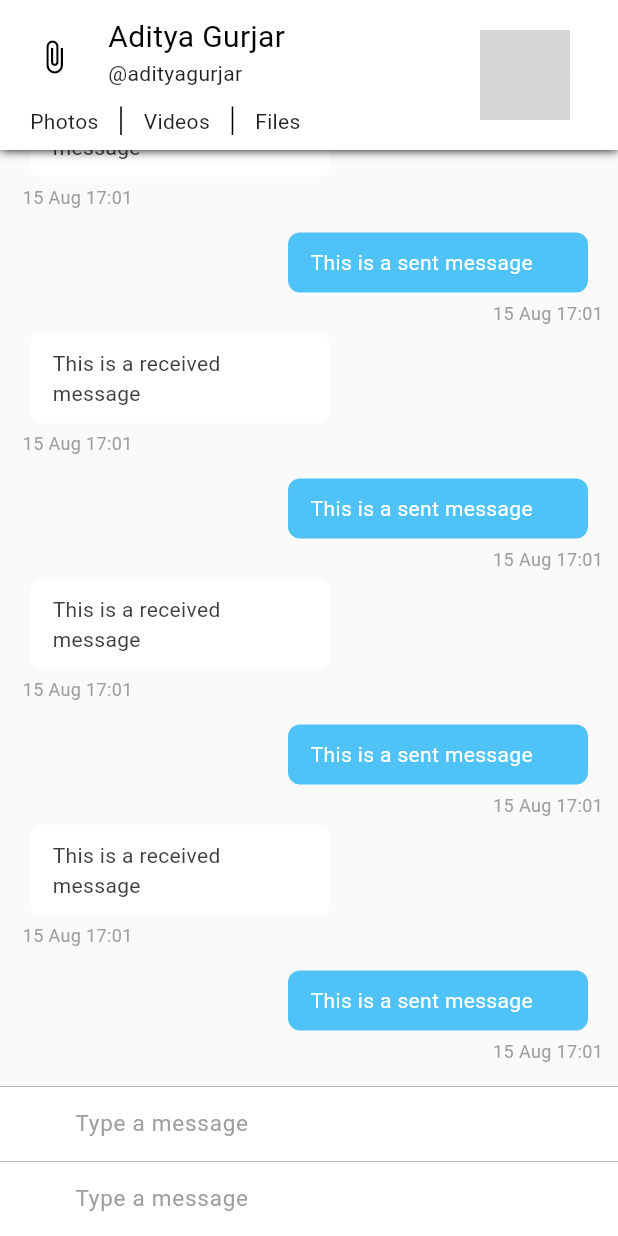
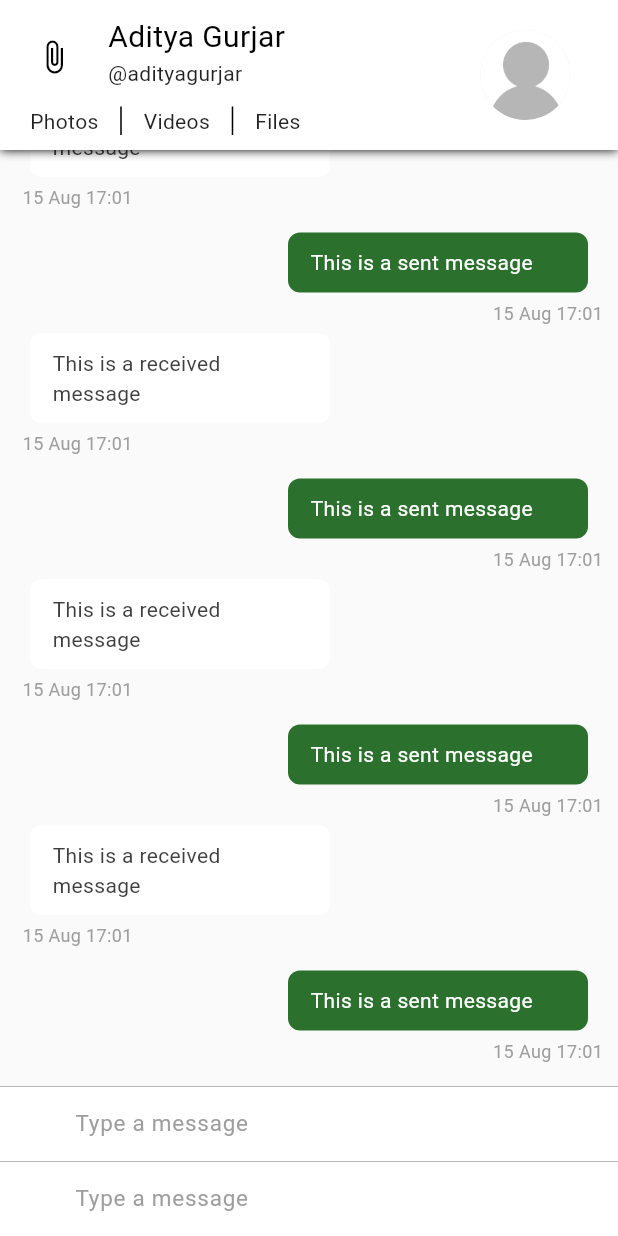
Before and after one commit to Giorgos-Gk/farm_link, a Flutter app: the screen it shows after launch, after a tap on "Sign In with Google", after a tap on the "done" icon, on a phone screen of 412 x 824 dp. Run offline on Flutter 3.47's test engine with Material 3 defaults, Android fonts, the phone set to English and light mode, and no system bars; our stand-ins replace cloud_firestore, numberpicker; missing offline and left inert: rubber; accounts and stored records are empty; grey boxes are pictures that could not be loaded.

Commit message:
Minor fixes

```diff
--- a/lib/config/assets.dart
+++ b/lib/config/assets.dart
@@ -1,8 +1,7 @@
 class Assets {
   static const String user = 'assets/user.png';
-  static String appIcon = 'assets/launcher/ic_launcher.png';
-  static String appIconFg = 'assets/launcher/ic_foreground.png';
-  static String appIconBg = 'assets/launcher/ic_background.png';
+  static String appIcon = 'assets/logo.png';
+  static String appIconBg = 'assets/background.jpg';
   static String googleButton = 'assets/google.png';
   static const String social = 'assets/social.png';
   static const String placeholder = 'assets/placeholder.png';
--- a/lib/config/pallete.dart
+++ b/lib/config/pallete.dart
@@ -2,16 +2,16 @@ import 'package:flutter/material.dart';
 
 class Palette {
   static Color primaryColor = Colors.white;
-  static const Color accentColor = Color(0xff4fc3f7);
+  static const Color accentColor = Color(0xff4caf50);
   static Color gradientStartColor = accentColor;
-  static const Color gradientEndColor = Color(0xff6aa8fd);
+  static const Color gradientEndColor = Color(0xff388e3c);
   static Color secondaryColor = Colors.black;
   static Color primaryTextColor = Colors.black;
   static Color primaryTextColorLight = Colors.white;
   static Color secondaryTextColor = Colors.black87;
   static Color secondaryTextColorLight = Colors.white70;
   static Color primaryBackgroundColor = Colors.white;
-  static Color selfMessageBackgroundColor = Color(0xff4fc3f7);
+  static Color selfMessageBackgroundColor = Color.fromARGB(255, 43, 113, 45);
   static Color otherMessageBackgroundColor = Colors.white;
   static Color selfMessageColor = Colors.white;
   static Color otherMessageColor = Color(0xff3f3f3f);
--- a/lib/pages/register_page.dart
+++ b/lib/pages/register_page.dart
@@ -125,7 +125,7 @@ class _RegisterPageState extends State<RegisterPage>
     return Column(
       children: [
         const SizedBox(height: 250),
-        Image.asset(Assets.appIconFg, height: 100),
+        Image.asset(Assets.appIcon, height: 100),
         const SizedBox(height: 30),
         Text(
           'Welcome to Farm Link',
```
Also changed, not shown: pubspec.yaml (+7 -3 lines).
